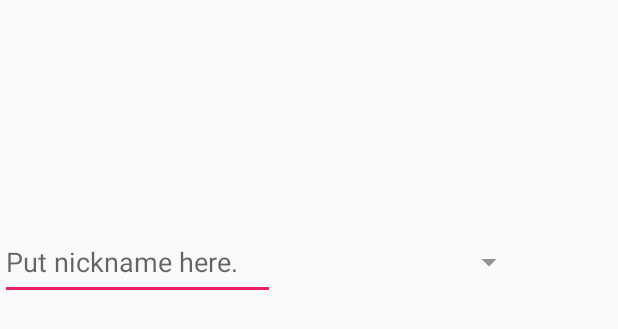
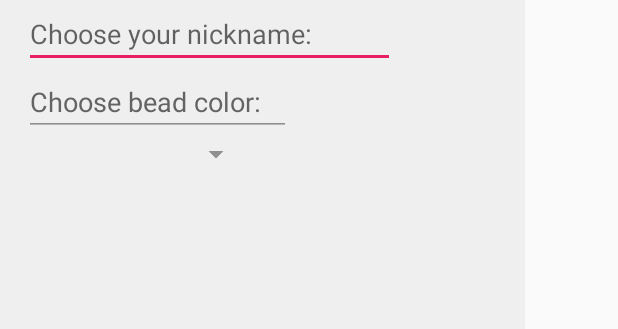
Before and after one commit to bomberas/beadme, an Android app: the layout add_player_dialog.xml on its own in the app's theme, with its tools: preview values and no code run, on a phone screen of 412 x 824 dp. Shown: the top 329 px of the screen. Run offline under Robolectric (Android 15) with nearby library versions, the phone set to English and light mode, and no system bars.

Commit message:
Added a table in the database, Add player layout template, spinner.

```diff
--- a/app/src/main/java/it/polimi/group03/activity/HomeActivity.java
+++ b/app/src/main/java/it/polimi/group03/activity/HomeActivity.java
@@ -50,7 +50,7 @@ public class HomeActivity extends AppCompatActivity {
         findViewById(R.id.btn_play).setOnClickListener(new View.OnClickListener() {
             @Override
             public void onClick(View v) {
-                Log.e("megi",getBaseContext().toString());
+                Log.i("megi",getBaseContext().toString());
                 startActivity(new Intent(getBaseContext(),AddPlayerActivity.class));
             }
         });
--- a/app/src/main/res/layout/add_player_dialog.xml
+++ b/app/src/main/res/layout/add_player_dialog.xml
@@ -1,27 +1,33 @@
 <?xml version="1.0" encoding="utf-8"?>
 <LinearLayout xmlns:android="http://schemas.android.com/apk/res/android"
     android:layout_width="350dp" android:layout_height="350dp"
-    android:weightSum="1">
-
-
+    android:weightSum="1"
+    android:orientation="vertical"
+    android:paddingLeft="16dp"
+    android:paddingStart="16dp"
+    android:background="#efefef">
 
 
     <EditText
-        android:layout_width="183dp"
-        android:layout_height="50dp"
-        android:inputType="numberSigned"
-        android:ems="10"
-        android:hint="Put nickname here."
+        android:layout_width="247dp"
+        android:layout_height="wrap_content"
         android:id="@+id/nickname"
-        android:layout_gravity="center"
-        android:editable="true" />
+        android:hint="@string/nickname"
+        android:phoneNumber="false"
+        android:layout_gravity="center_vertical" />
+
+    <EditText
+        android:text="@string/bead_color"
+        android:layout_width="178dp"
+        android:layout_height="wrap_content"
+        android:id="@+id/bead_color_spiner"
+        android:visibility="visible" />
 
     <Spinner
-        android:layout_width="0dp"
+        android:id="@+id/spinner_bead_color"
+        android:layout_width="152dp"
         android:layout_height="wrap_content"
-        android:id="@+id/spinner"
-        android:layout_weight="1"
-        android:spinnerMode="dropdown"
-        android:layout_gravity="center" />
+        android:layout_gravity="center_vertical">
 
+    </Spinner>
 </LinearLayout>
--- a/app/src/main/res/values/strings.xml
+++ b/app/src/main/res/values/strings.xml
@@ -35,6 +35,8 @@
     <!--<string name="iv_players_desc">Players icon</string>-->
     <!--<string name="iv_themes_desc">Themes icon</string>-->
     <!--<string name="iv_languages_desc">Languages icon</string>-->
+    <string name="nickname">Choose your nickname:</string>
+    <string name="bead_color">Choose bead color:</string>
 
     <!--<string name="ic_icon">App Icon</string>-->
     <string name="txt_home_text">be cool, but also be warm</string>
@@ -53,6 +55,12 @@
         <item>2</item>
         <item>3</item>
         <item>4</item>
+    </string-array>
+    <string-array name="bead_colors">
+        <item> Pink </item>
+        <item> Green </item>
+        <item> Orange </item>
+        <item> Yellow </item>
     </string-array>
     <string-array name="languages">
         <item>English</item>
```
Also changed, not shown: app/src/main/java/it/polimi/group03/activity/AddPlayerActivity.java (+30 -2 lines), app/src/main/java/it/polimi/group03/dao/GameContract.java (+9 -0 lines), app/src/main/java/it/polimi/group03/dao/SQLiteStatisticRepository.java (+6 -1 lines).
